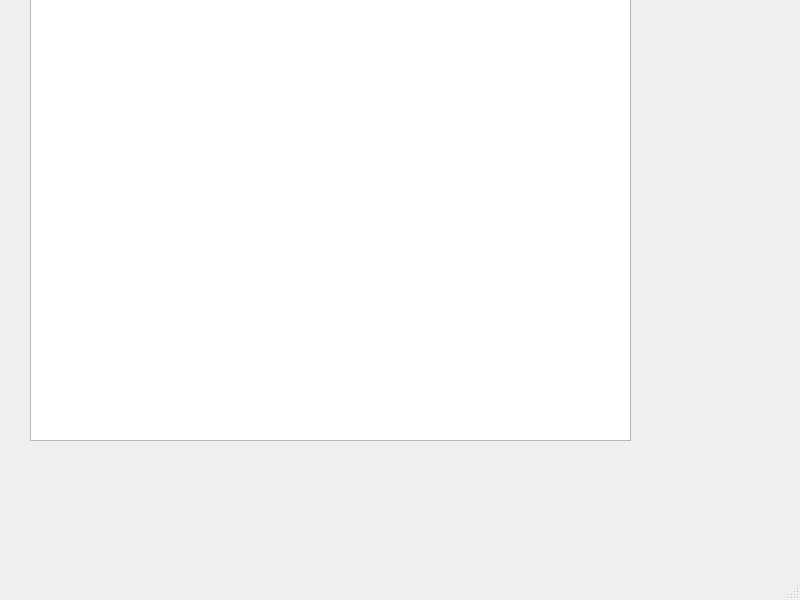
Old version of the form Game/FinalGame/mainwindow.ui in the repository alejandropetit/ProyectoFinal.
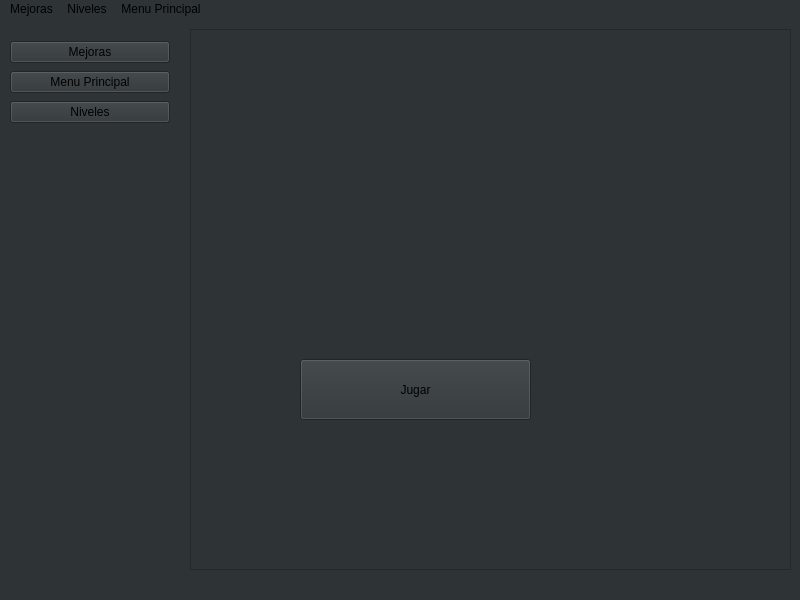
New version of the form.

Patch:
```diff
--- a/Game/FinalGame/mainwindow.ui
+++ b/Game/FinalGame/mainwindow.ui
@@ -13,17 +13,73 @@
   <property name="windowTitle">
    <string>MainWindow</string>
   </property>
+  <property name="autoFillBackground">
+   <bool>false</bool>
+  </property>
+  <property name="styleSheet">
+   <string notr="true">background-color: rgb(46, 52, 54);
+</string>
+  </property>
   <widget class="QWidget" name="centralwidget">
    <widget class="QGraphicsView" name="graphicsView">
     <property name="geometry">
      <rect>
-      <x>30</x>
-      <y>-40</y>
+      <x>190</x>
+      <y>10</y>
       <width>601</width>
-      <height>481</height>
+      <height>541</height>
      </rect>
     </property>
    </widget>
+   <widget class="QWidget" name="verticalLayoutWidget">
+    <property name="geometry">
+     <rect>
+      <x>10</x>
+      <y>20</y>
+      <width>160</width>
+      <height>89</height>
+     </rect>
+    </property>
+    <layout class="QVBoxLayout" name="verticalLayout">
+     <item>
+      <widget class="QPushButton" name="pushButton">
+       <property name="text">
+        <string>Mejoras</string>
+       </property>
+      </widget>
+     </item>
+     <item>
+      <widget class="QPushButton" name="pushButton_3">
+       <property name="text">
+        <string>Menu Principal</string>
+       </property>
+      </widget>
+     </item>
+     <item>
+      <widget class="QPushButton" name="pushButton_2">
+       <property name="text">
+        <string>Niveles</string>
+       </property>
+      </widget>
+     </item>
+    </layout>
+   </widget>
+   <widget class="QPushButton" name="pushButton_6">
+    <property name="geometry">
+     <rect>
+      <x>300</x>
+      <y>340</y>
+      <width>231</width>
+      <height>61</height>
+     </rect>
+    </property>
+    <property name="text">
+     <string>Jugar</string>
+    </property>
+   </widget>
+   <zorder>verticalLayoutWidget</zorder>
+   <zorder>graphicsView</zorder>
+   <zorder>pushButton_6</zorder>
   </widget>
   <widget class="QMenuBar" name="menubar">
    <property name="geometry">
@@ -34,6 +90,25 @@
      <height>22</height>
     </rect>
    </property>
+   <widget class="QMenu" name="menuMejoras">
+    <property name="title">
+     <string>Mejoras</string>
+    </property>
+    <addaction name="separator"/>
+   </widget>
+   <widget class="QMenu" name="menuNiveles">
+    <property name="title">
+     <string>Niveles</string>
+    </property>
+   </widget>
+   <widget class="QMenu" name="menuMenu_Principal">
+    <property name="title">
+     <string>Menu Principal</string>
+    </property>
+   </widget>
+   <addaction name="menuMejoras"/>
+   <addaction name="menuNiveles"/>
+   <addaction name="menuMenu_Principal"/>
   </widget>
   <widget class="QStatusBar" name="statusbar"/>
  </widget>
```
